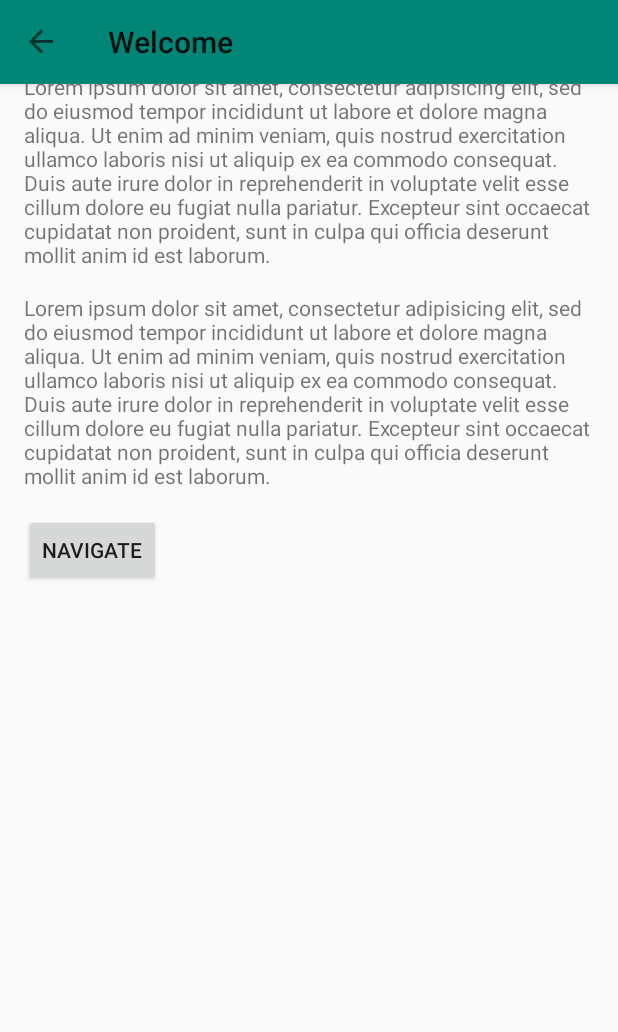
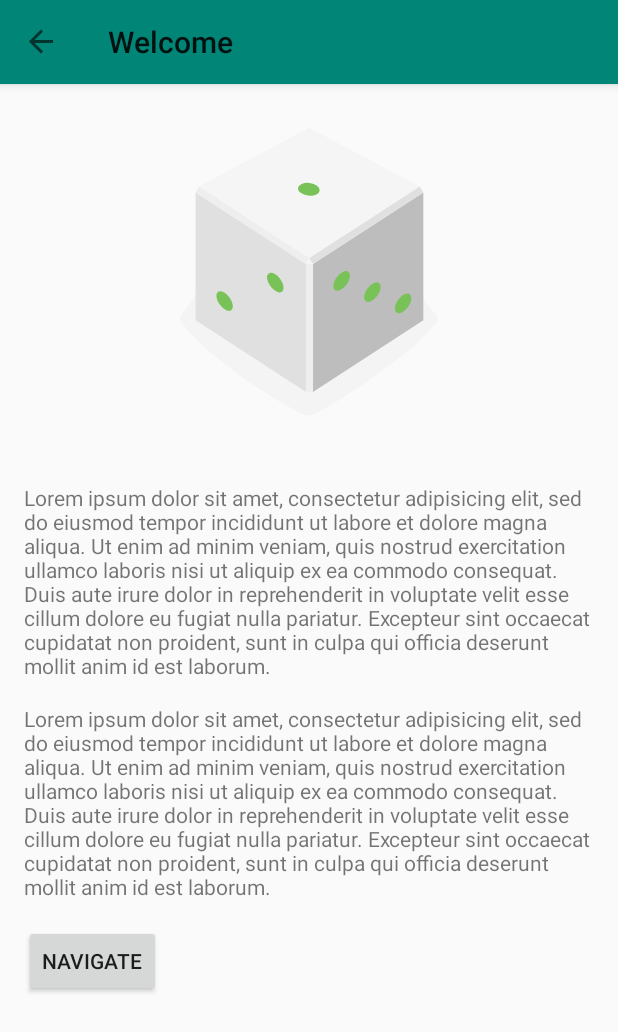
Before and after one commit to kam49-ing/ShoeStoreProject, an Android app: the screen it shows after launch (MainActivity), after a tap on "LOGIN", on a phone screen of 412 x 824 dp. Shown: the top 1032 px of the screen. Run offline under Robolectric (Android 15) with nearby library versions, the phone set to English and light mode, and no system bars; our stand-ins replace data binding, navigation-ui.

Commit message:
app completely finished

```diff
--- a/app/src/main/java/com/udacity/shoestore/MainActivity.kt
+++ b/app/src/main/java/com/udacity/shoestore/MainActivity.kt
@@ -7,6 +7,7 @@ import androidx.databinding.DataBindingUtil
 import androidx.drawerlayout.widget.DrawerLayout
 import androidx.navigation.Navigation
 import androidx.navigation.findNavController
+import androidx.navigation.fragment.findNavController
 import androidx.navigation.ui.NavigationUI
 import com.udacity.shoestore.databinding.ActivityMainBinding
 
@@ -22,9 +23,13 @@ class MainActivity : AppCompatActivity() {
         //menu configuration
         setSupportActionBar(binding.toolbar)
         drawerLayout = binding.drawerLayout
-        val navController = this.findNavController(R.id.myNavHostFragment)
 
-        NavigationUI.setupActionBarWithNavController(this, navController, drawerLayout)
+        val navHostFragment =  supportFragmentManager.findFragmentById(R.id.myNavHostFragment)
+        val navController = navHostFragment?.findNavController()
+
+        if (navController != null) {
+            NavigationUI.setupActionBarWithNavController(this, navController, drawerLayout)
+        }
 
         supportActionBar?.setDisplayHomeAsUpEnabled(true)
     }
--- a/app/src/main/res/layout/activity_main.xml
+++ b/app/src/main/res/layout/activity_main.xml
@@ -17,8 +17,9 @@
             <LinearLayout
                 android:layout_width="match_parent"
                 android:layout_height="match_parent"
-                android:orientation="vertical">
-                <fragment
+                android:orientation="vertical"
+                app:layout_behavior="com.google.android.material.appbar.AppBarLayout$ScrollingViewBehavior">
+                <androidx.fragment.app.FragmentContainerView
                     android:id="@+id/myNavHostFragment"
                     android:layout_width="match_parent"
                     android:layout_height="match_parent"
--- a/app/src/main/res/layout/fragment_instruction.xml
+++ b/app/src/main/res/layout/fragment_instruction.xml
@@ -18,9 +18,7 @@ we used linear layout because there in not a lot of views with complex alignment
             android:layout_width="match_parent"
             android:layout_height="wrap_content"
             android:layout_marginLeft="16dp"
-            android:layout_marginTop="16dp"
             android:layout_marginRight="16dp"
-            android:paddingTop="16dp"
             android:orientation="vertical">
 
             <TextView
--- a/app/src/main/res/layout/fragment_shoe_list.xml
+++ b/app/src/main/res/layout/fragment_shoe_list.xml
@@ -5,11 +5,9 @@ without any further constraints.
 There is no need to add constraints
  -->
 <FrameLayout xmlns:android="http://schemas.android.com/apk/res/android"
-    xmlns:app="http://schemas.android.com/apk/res-auto"
     xmlns:tools="http://schemas.android.com/tools"
     android:layout_width="match_parent"
     android:layout_height="match_parent"
-    android:layout_marginTop="32dp"
     tools:context=".ShoeListFragment">
 
     <ScrollView
@@ -21,7 +19,8 @@ There is no need to add constraints
             android:id="@+id/layout"
             android:layout_width="match_parent"
             android:layout_height="wrap_content"
-            android:layout_margin="16dp"
+            android:layout_marginStart="16dp"
+            android:layout_marginEnd="16dp"
             android:orientation="vertical" />
     </ScrollView>
 </FrameLayout>
--- a/app/src/main/res/layout/fragment_welcome.xml
+++ b/app/src/main/res/layout/fragment_welcome.xml
@@ -5,14 +5,13 @@ and those views don't need a special constraint
 -->
 <layout xmlns:android="http://schemas.android.com/apk/res/android"
     xmlns:app="http://schemas.android.com/apk/res-auto"
-    xmlns:tools="http://schemas.android.com/tools">
+    >
 
         <ScrollView
             android:id="@+id/scrollView2"
             android:layout_width="match_parent"
             android:layout_height="wrap_content"
             android:layout_marginStart="16dp"
-            android:layout_marginTop="16dp"
             android:layout_marginEnd="16dp">
 
             <LinearLayout
@@ -24,11 +23,11 @@ and those views don't need a special constraint
                     android:id="@+id/welcome_image"
                     android:layout_width="match_parent"
                     android:layout_height="wrap_content"
-                    android:layout_marginTop="16dp"
                     app:layout_constraintEnd_toEndOf="parent"
                     app:layout_constraintStart_toStartOf="parent"
                     app:layout_constraintTop_toTopOf="parent"
-                    tools:srcCompat="@drawable/dice_5" />
+                    android:src="@drawable/dice_1"
+                    android:contentDescription="@string/welcome_image" />
 
                 <TextView
                     android:id="@+id/welcome_message_2"
```
